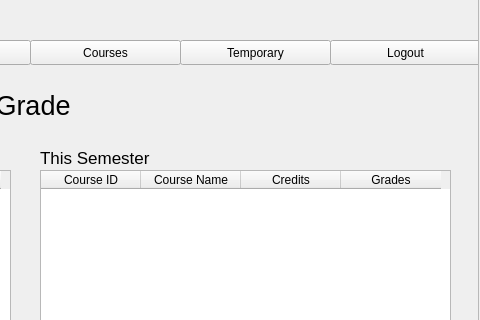
Poom1997/gman, file resources/UI/viewGrade.ui: the form before one commit; both pictures show x 420 to 900 and y 0 to 320 of the 900 by 600 pixel window.
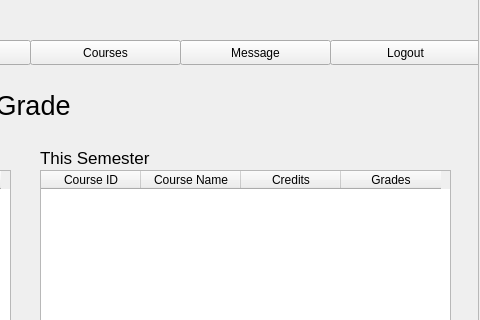
The form after the commit.

The edit to the form file:
```diff
--- a/resources/UI/viewGrade.ui
+++ b/resources/UI/viewGrade.ui
@@ -273,7 +273,7 @@
       </rect>
      </property>
      <property name="text">
-      <string>Temporary</string>
+      <string>Message</string>
      </property>
     </widget>
     <widget class="QLabel" name="barLabel_2">
```
